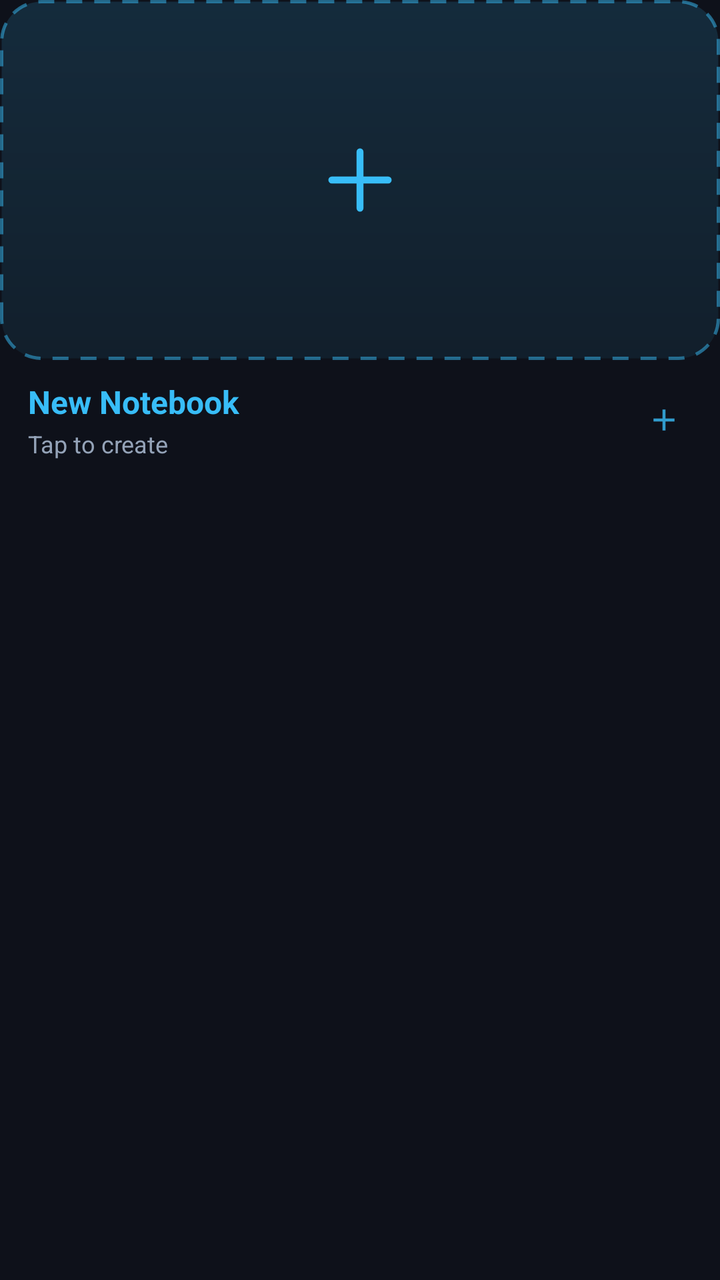
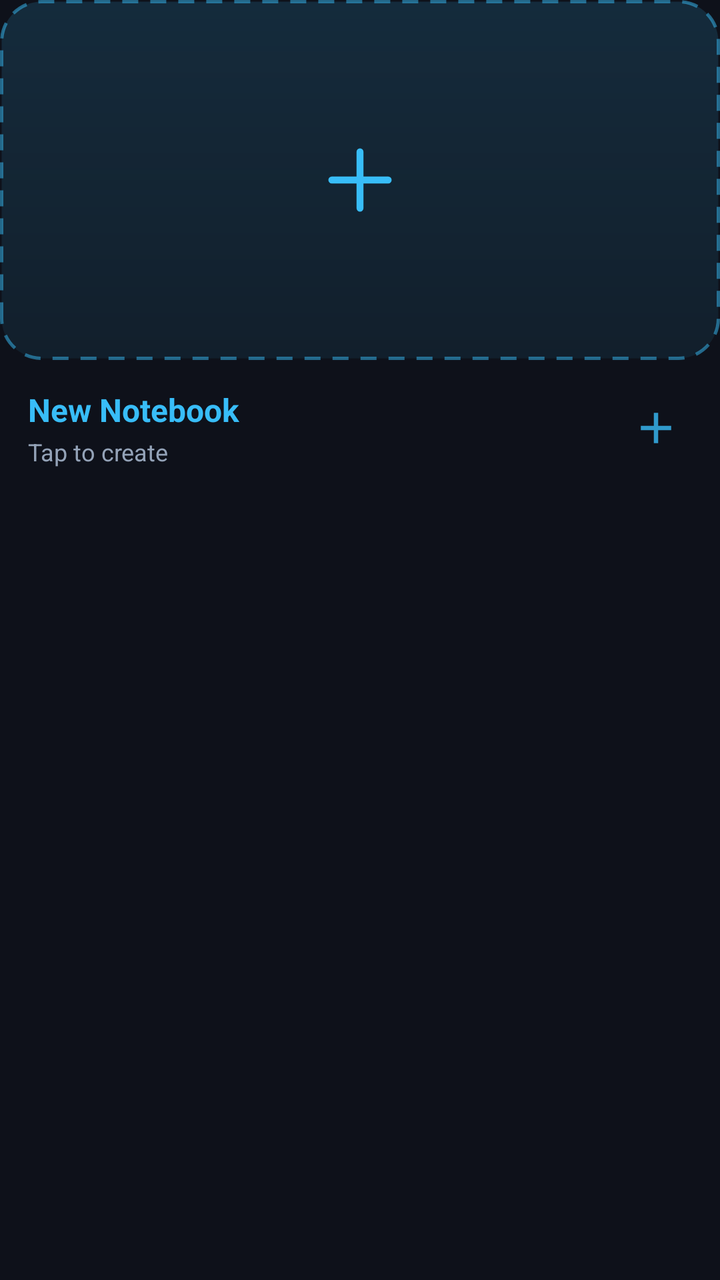

The first picture is an Android layout as it rendered before a commit; the second is the same layout after the commit. The layout source and the unified diff follow.
<!-- AndroidManifest.xml: application theme Theme.OpenNotes -->
<!-- res/layout/item_notebook_new.xml -->
<?xml version="1.0" encoding="utf-8"?>
<com.google.android.material.card.MaterialCardView xmlns:android="http://schemas.android.com/apk/res/android"
    xmlns:app="http://schemas.android.com/apk/res-auto"
    android:layout_width="match_parent"
    android:layout_height="wrap_content"
    android:layout_margin="8dp"
    app:cardCornerRadius="20dp"
    app:cardElevation="0dp"
    app:strokeWidth="0dp"
    app:cardBackgroundColor="@android:color/transparent"
    android:foreground="?selectableItemBackground"
    android:clickable="true"
    android:focusable="true">

    <LinearLayout
        android:layout_width="match_parent"
        android:layout_height="wrap_content"
        android:orientation="vertical">

        
        <FrameLayout
            android:layout_width="match_parent"
            android:layout_height="@dimen/home_notebook_cover_height"
            android:background="@drawable/bg_new_notebook_dashed">

            
            <ImageView
                android:layout_width="52dp"
                android:layout_height="52dp"
                android:layout_gravity="center"
                android:src="@drawable/ic_plus_large" />
        </FrameLayout>

        
        <LinearLayout
            android:layout_width="match_parent"
            android:layout_height="wrap_content"
            android:orientation="horizontal"
            android:paddingHorizontal="14dp"
            android:paddingVertical="10dp"
            android:gravity="center_vertical"
            android:background="@android:color/transparent">

            <LinearLayout
                android:layout_width="0dp"
                android:layout_height="wrap_content"
                android:layout_weight="1"
                android:orientation="vertical">

                <TextView
                    android:layout_width="wrap_content"
                    android:layout_height="wrap_content"
                    android:text="@string/new_notebook"
                    android:textColor="@color/accent"
                    android:textSize="@dimen/home_notebook_title_text_size"
                    android:textStyle="bold"
                    android:maxLines="1"
                    android:ellipsize="end" />

                <TextView
                    android:layout_width="wrap_content"
                    android:layout_height="wrap_content"
                    android:text="Tap to create"
                    android:textColor="@color/text_secondary"
                    android:textSize="@dimen/home_notebook_date_text_size"
                    android:layout_marginTop="2dp" />
            </LinearLayout>

            <ImageView
                android:layout_width="28dp"
                android:layout_height="28dp"
                android:padding="5dp"
                android:src="@drawable/ic_add"
                app:tint="@color/accent"
                android:alpha="0.8" />
        </LinearLayout>

    </LinearLayout>

</com.google.android.material.card.MaterialCardView>
<!-- resources referenced by this layout -->
<resources>
  <color name="accent">#38BDF8</color>
  <color name="text_secondary">#94A3B8</color>
  <dimen name="home_notebook_cover_height">180dp</dimen>
  <dimen name="home_notebook_date_text_size">12sp</dimen>
  <dimen name="home_notebook_title_text_size">16sp</dimen>
  <!-- drawable bg_new_notebook_dashed (drawable) -->
  <?xml version="1.0" encoding="utf-8"?>
  <shape xmlns:android="http://schemas.android.com/apk/res/android"
      android:shape="rectangle">
      <corners android:radius="20dp" />
      <gradient
          android:angle="270"
          android:startColor="#2638BDF8"
          android:endColor="#1438BDF8"
          android:type="linear" />
      <stroke
          android:width="1.8dp"
          android:color="#8038BDF8"
          android:dashWidth="8dp"
          android:dashGap="6dp" />
  </shape>
  <!-- drawable ic_add (drawable) -->
  <vector xmlns:android="http://schemas.android.com/apk/res/android"
      android:width="24dp"
      android:height="24dp"
      android:viewportWidth="24"
      android:viewportHeight="24">
      <path
          android:fillColor="#FFFFFF"
          android:pathData="M19,13h-6v6h-2v-6H5v-2h6V5h2v6h6v2z" />
  </vector>
  <!-- drawable ic_plus_large (drawable) -->
  <?xml version="1.0" encoding="utf-8"?>
  <vector xmlns:android="http://schemas.android.com/apk/res/android"
      android:width="48dp"
      android:height="48dp"
      android:viewportWidth="48"
      android:viewportHeight="48">
      <path
          android:fillColor="#00000000"
          android:strokeColor="#38BDF8"
          android:strokeWidth="3.2"
          android:strokeLineCap="round"
          android:strokeLineJoin="round"
          android:pathData="M24,11 L24,37 M11,24 L37,24" />
  </vector>
  <string name="new_notebook">New Notebook</string>
  <color name="accent_light">#1E293B</color>
  <color name="accent_blue">#3B82F6</color>
  <color name="surface_variant">#80181A26</color>
  <color name="text_primary">#F8FAFC</color>
  <color name="window_background">#0E111A</color>
  <color name="surface">#D91A1C28</color>
  <color name="divider">#33FFFFFF</color>
  <style name="Animation.OpenNotes.Activity" parent="@android:style/Animation.Activity">
          <item name="android:activityOpenEnterAnimation">@anim/activity_open_enter</item>
          <item name="android:activityOpenExitAnimation">@anim/activity_open_exit</item>
          <item name="android:activityCloseEnterAnimation">@anim/activity_close_enter</item>
          <item name="android:activityCloseExitAnimation">@anim/activity_close_exit</item>
      </style>
  <color name="surface_card">#E6202232</color>
  <style name="Widget.OpenNotes.DialogButton.Positive" parent="Widget.Material3.Button.TextButton.Dialog">
          <item name="android:textColor">@color/accent</item>
          <item name="android:textStyle">bold</item>
          <item name="android:textSize">14sp</item>
          <item name="android:textAllCaps">false</item>
      </style>
  <style name="Widget.OpenNotes.DialogButton.Negative" parent="Widget.Material3.Button.TextButton.Dialog">
          <item name="android:textColor">@color/text_primary</item>
          <item name="android:textStyle">bold</item>
          <item name="android:textSize">14sp</item>
          <item name="android:textAllCaps">false</item>
      </style>
  <style name="Widget.OpenNotes.DialogButton.Neutral" parent="Widget.Material3.Button.TextButton.Dialog">
          <item name="android:textColor">@color/text_secondary</item>
          <item name="android:textSize">14sp</item>
          <item name="android:textAllCaps">false</item>
      </style>
  <!-- unchanged entries left out for length: 2 -->
</resources>

<!-- the commit's change to res/layout/item_notebook_new.xml (unified diff, before → after) -->
@@ -34,7 +34,7 @@
         
         <LinearLayout
             android:layout_width="match_parent"
-            android:layout_height="wrap_content"
+            android:layout_height="@dimen/home_notebook_info_height"
             android:orientation="horizontal"
             android:paddingHorizontal="14dp"
             android:paddingVertical="10dp"
@@ -67,8 +67,8 @@
             </LinearLayout>
 
             <ImageView
-                android:layout_width="28dp"
-                android:layout_height="28dp"
+                android:layout_width="36dp"
+                android:layout_height="36dp"
                 android:padding="5dp"
                 android:src="@drawable/ic_add"
                 app:tint="@color/accent"
<!-- resource entries referenced after the edit -->
@@ -4,6 +4,7 @@
   <color name="text_secondary">#94A3B8</color>
   <dimen name="home_notebook_cover_height">180dp</dimen>
   <dimen name="home_notebook_date_text_size">12sp</dimen>
+  <dimen name="home_notebook_info_height">68dp</dimen>
   <dimen name="home_notebook_title_text_size">16sp</dimen>
   <!-- drawable bg_new_notebook_dashed (drawable) -->
   <?xml version="1.0" encoding="utf-8"?>
